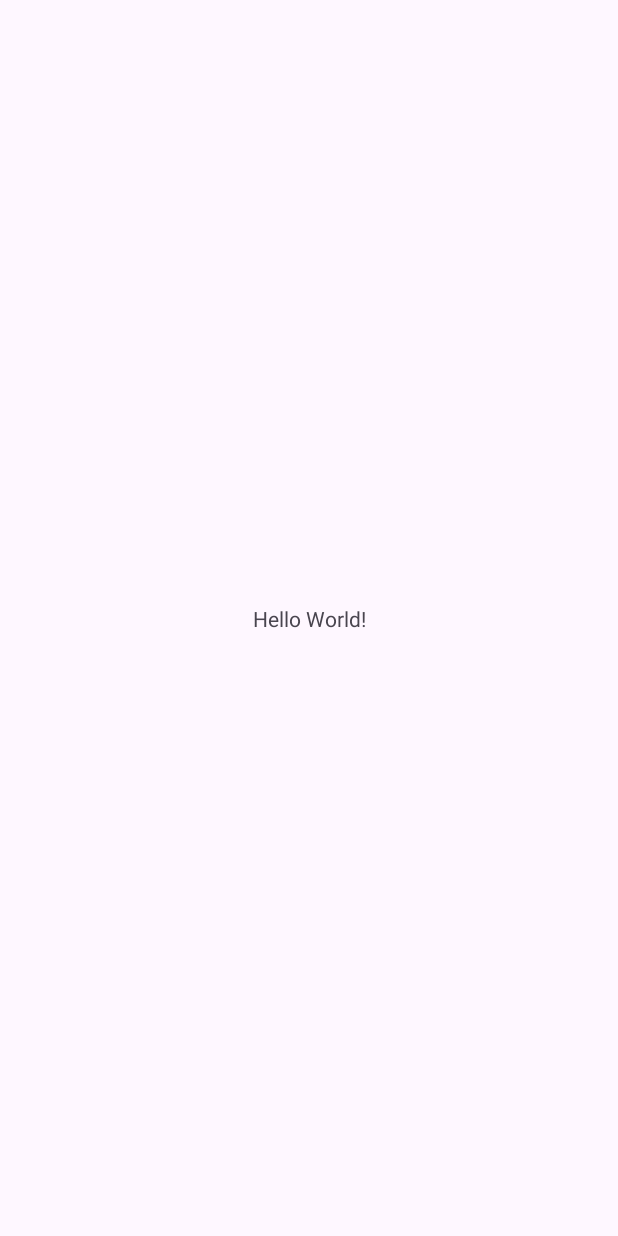
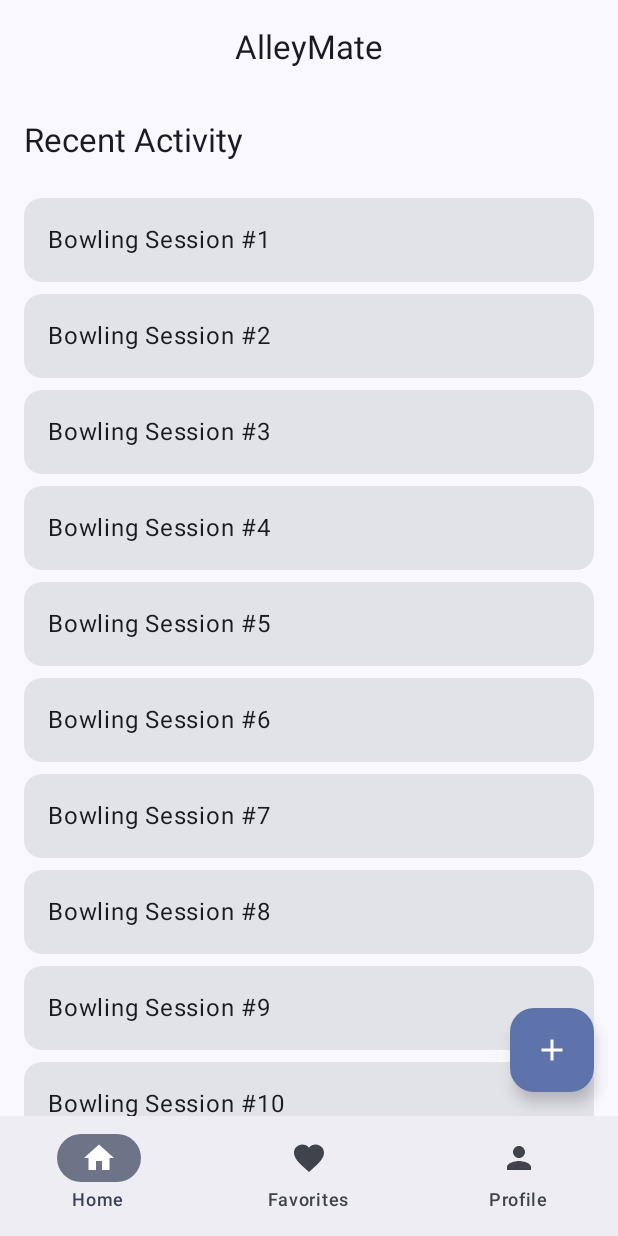
Before and after one commit to guesswhatisaac/Alleymate, an Android app built with Jetpack Compose: the screen it shows after launch (MainActivity), on a phone screen of 412 x 824 dp. Before the commit the screen is almost empty. Run offline under Robolectric (Android 15) with nearby library versions, the phone set to English and light mode, and no system bars.

Commit message:
initial files & folder structure implemented

```diff
--- a/app/src/main/AndroidManifest.xml
+++ b/app/src/main/AndroidManifest.xml
@@ -13,7 +13,7 @@
         android:theme="@style/Theme.Alleymate"
         tools:targetApi="31">
         <activity
-            android:name=".MainActivity"
+            android:name=".ui.screenHomepage.MainActivity"
             android:exported="true">
             <intent-filter>
                 <action android:name="android.intent.action.MAIN" />
--- a/app/src/main/java/com/mobdeve/s18/roman/isaacnathan/alleymate/MainActivity.kt
+++ /dev/null
@@ -1,20 +0,0 @@
-package com.mobdeve.s18.roman.isaacnathan.alleymate
-
-import android.os.Bundle
-import androidx.activity.enableEdgeToEdge
-import androidx.appcompat.app.AppCompatActivity
-import androidx.core.view.ViewCompat
-import androidx.core.view.WindowInsetsCompat
-
-class MainActivity : AppCompatActivity() {
-    override fun onCreate(savedInstanceState: Bundle?) {
-        super.onCreate(savedInstanceState)
-        enableEdgeToEdge()
-        setContentView(R.layout.activity_main)
-        ViewCompat.setOnApplyWindowInsetsListener(findViewById(R.id.main)) { v, insets ->
-            val systemBars = insets.getInsets(WindowInsetsCompat.Type.systemBars())
-            v.setPadding(systemBars.left, systemBars.top, systemBars.right, systemBars.bottom)
-            insets
-        }
-    }
-}
--- /dev/null
+++ b/app/src/main/java/com/mobdeve/s18/roman/isaacnathan/alleymate/theme/Theme.kt
@@ -0,0 +1,48 @@
+package com.mobdeve.s18.roman.isaacnathan.alleymate.theme
+
+import android.os.Build
+import androidx.compose.foundation.isSystemInDarkTheme
+import androidx.compose.material3.MaterialTheme
+import androidx.compose.material3.darkColorScheme
+import androidx.compose.material3.dynamicDarkColorScheme
+import androidx.compose.material3.dynamicLightColorScheme
+import androidx.compose.material3.lightColorScheme
+import androidx.compose.runtime.Composable
+import androidx.compose.ui.graphics.Color.Companion.Black
+import androidx.compose.ui.platform.LocalContext
+
+
+private val DarkColorScheme = darkColorScheme(
+    primary = Black,
+    secondary = Black,
+    tertiary = Black
+)
+
+private val LightColorScheme = lightColorScheme(
+    primary = Black,
+    secondary = Black,
+    tertiary = Black
+)
+
+
+@Composable
+fun AlleyMateTheme(
+    darkTheme: Boolean = isSystemInDarkTheme(),
+    dynamicColor: Boolean = true,
+    content: @Composable () -> Unit
+) {
+    val colorScheme = when {
+        dynamicColor && Build.VERSION.SDK_INT >= Build.VERSION_CODES.S -> {
+            val context = LocalContext.current
+            if (darkTheme) dynamicDarkColorScheme(context) else dynamicLightColorScheme(context)
+        }
+        darkTheme -> DarkColorScheme
+        else -> LightColorScheme
+    }
+
+    MaterialTheme(
+        colorScheme = colorScheme,
+        //typography = Typography, // Assumes you have a Typography.kt file
+        content = content
+    )
+}
--- /dev/null
+++ b/app/src/main/java/com/mobdeve/s18/roman/isaacnathan/alleymate/ui/screenHomepage/HomePage.kt
@@ -0,0 +1,141 @@
+package com.mobdeve.s18.roman.isaacnathan.alleymate.ui.screenHomepage
+
+
+import androidx.compose.foundation.layout.Arrangement
+import androidx.compose.foundation.layout.PaddingValues
+import androidx.compose.foundation.layout.fillMaxWidth
+import androidx.compose.foundation.layout.padding
+import androidx.compose.foundation.lazy.LazyColumn
+import androidx.compose.foundation.lazy.items
+import androidx.compose.material.icons.Icons
+import androidx.compose.material.icons.filled.Add
+import androidx.compose.material.icons.filled.Favorite
+import androidx.compose.material.icons.filled.Home
+import androidx.compose.material.icons.filled.Person
+import androidx.compose.material3.Card
+import androidx.compose.material3.CenterAlignedTopAppBar
+import androidx.compose.material3.ExperimentalMaterial3Api
+import androidx.compose.material3.FloatingActionButton
+import androidx.compose.material3.Icon
+import androidx.compose.material3.MaterialTheme
+import androidx.compose.material3.NavigationBar
+import androidx.compose.material3.NavigationBarItem
+import androidx.compose.material3.Scaffold
+import androidx.compose.material3.Text
+import androidx.compose.runtime.Composable
+import androidx.compose.runtime.getValue
+import androidx.compose.runtime.mutableIntStateOf
+import androidx.compose.runtime.remember
+import androidx.compose.runtime.setValue
+import androidx.compose.ui.Modifier
+import androidx.compose.ui.text.style.TextOverflow
+import androidx.compose.ui.tooling.preview.Preview
+import androidx.compose.ui.unit.dp
+import com.mobdeve.s18.roman.isaacnathan.alleymate.theme.AlleyMateTheme
+
+@OptIn(ExperimentalMaterial3Api::class)
+@Composable
+fun HomePage() {
+    // State to keep track of the selected bottom navigation item
+    var selectedItemIndex by remember { mutableIntStateOf(0) }
+    val bottomNavItems = listOf("Home", "Favorites", "Profile")
+    val bottomNavIcons = listOf(Icons.Filled.Home, Icons.Filled.Favorite, Icons.Filled.Person)
+
+    // Scaffold provides the basic Material Design layout structure.
+    // It handles the positioning of AppBars, FABs, and content.
+    // The `content` lambda receives padding values that account for the
+    // space taken by the top and bottom bars, which is how we achieve
+    // a safe edge-to-edge layout.
+    Scaffold(
+        topBar = {
+            CenterAlignedTopAppBar(
+                title = {
+                    Text(
+                        "AlleyMate",
+                        maxLines = 1,
+                        overflow = TextOverflow.Ellipsis
+                    )
+                }
+            )
+        },
+        bottomBar = {
+            NavigationBar {
+                bottomNavItems.forEachIndexed { index, item ->
+                    NavigationBarItem(
+                        selected = selectedItemIndex == index,
+                        onClick = { selectedItemIndex = index },
+                        label = { Text(text = item) },
+                        icon = {
+                            Icon(
+                                imageVector = bottomNavIcons[index],
+                                contentDescription = "$item Icon"
+                            )
+                        }
+                    )
+                }
+            }
+        },
+        floatingActionButton = {
+            FloatingActionButton(onClick = { /* TODO: Handle Add Action */ }) {
+                Icon(Icons.Filled.Add, contentDescription = "Add")
+            }
+        }
+    ) { innerPadding ->
+        // Main content of the screen
+        // The `innerPadding` should be applied here to avoid content
+        // being drawn behind the top and bottom bars.
+        HomeScreenContent(
+            paddingValues = innerPadding
+        )
+    }
+}
+
+@Composable
+fun HomeScreenContent(paddingValues: PaddingValues) {
+    // A LazyColumn is the Compose equivalent of a RecyclerView.
+    // It's efficient for displaying long, scrollable lists.
+    val sampleData = (1..20).map { "Bowling Session #$it" }
+
+    LazyColumn(
+        modifier = Modifier
+            .padding(paddingValues) // Apply the padding from the Scaffold
+            .padding(horizontal = 16.dp), // Add some extra horizontal padding
+        verticalArrangement = Arrangement.spacedBy(8.dp) // Space between items
+    ) {
+        // A header item
+        item {
+            Text(
+                text = "Recent Activity",
+                style = MaterialTheme.typography.titleLarge,
+                modifier = Modifier.padding(vertical = 16.dp)
+            )
+        }
+
+        // The list of items
+        items(sampleData) { data ->
+            ContentCard(text = data)
+        }
+    }
+}
+
+@Composable
+fun ContentCard(text: String, modifier: Modifier = Modifier) {
+    Card(
+        modifier = modifier.fillMaxWidth()
+    ) {
+        Text(
+            text = text,
+            style = MaterialTheme.typography.bodyLarge,
+            modifier = Modifier.padding(16.dp)
+        )
+    }
+}
+
+
+@Preview(showBackground = true)
+@Composable
+fun HomePagePreview() {
+    AlleyMateTheme {
+        HomePage()
+    }
+}
--- /dev/null
+++ b/app/src/main/java/com/mobdeve/s18/roman/isaacnathan/alleymate/ui/screenHomepage/MainActivity.kt
@@ -0,0 +1,33 @@
+package com.mobdeve.s18.roman.isaacnathan.alleymate.ui.screenHomepage
+
+import android.os.Bundle
+import androidx.activity.ComponentActivity
+import androidx.activity.compose.setContent
+import androidx.activity.enableEdgeToEdge
+import androidx.compose.foundation.layout.fillMaxSize
+import androidx.compose.material3.MaterialTheme
+import androidx.compose.material3.Surface
+import androidx.compose.ui.Modifier
+import com.mobdeve.s18.roman.isaacnathan.alleymate.theme.AlleyMateTheme
+
+class MainActivity : ComponentActivity() {
+    override fun onCreate(savedInstanceState: Bundle?) {
+        super.onCreate(savedInstanceState)
+
+        // This enables the app to draw behind the system bars.
+        enableEdgeToEdge()
+
+        setContent {
+            AlleyMateTheme {
+                // A surface container using the 'background' color from the theme
+                Surface(
+                    modifier = Modifier.fillMaxSize(),
+                    color = MaterialTheme.colorScheme.background
+                ) {
+                    // This is your main UI screen
+                    HomePage()
+                }
+            }
+        }
+    }
+}
--- a/app/src/main/res/layout/activity_main.xml
+++ b/app/src/main/res/layout/activity_main.xml
@@ -5,7 +5,7 @@
     android:id="@+id/main"
     android:layout_width="match_parent"
     android:layout_height="match_parent"
-    tools:context=".MainActivity">
+    tools:context=".ui.screenHomepage.MainActivity">
 
     <TextView
         android:layout_width="wrap_content"
```
